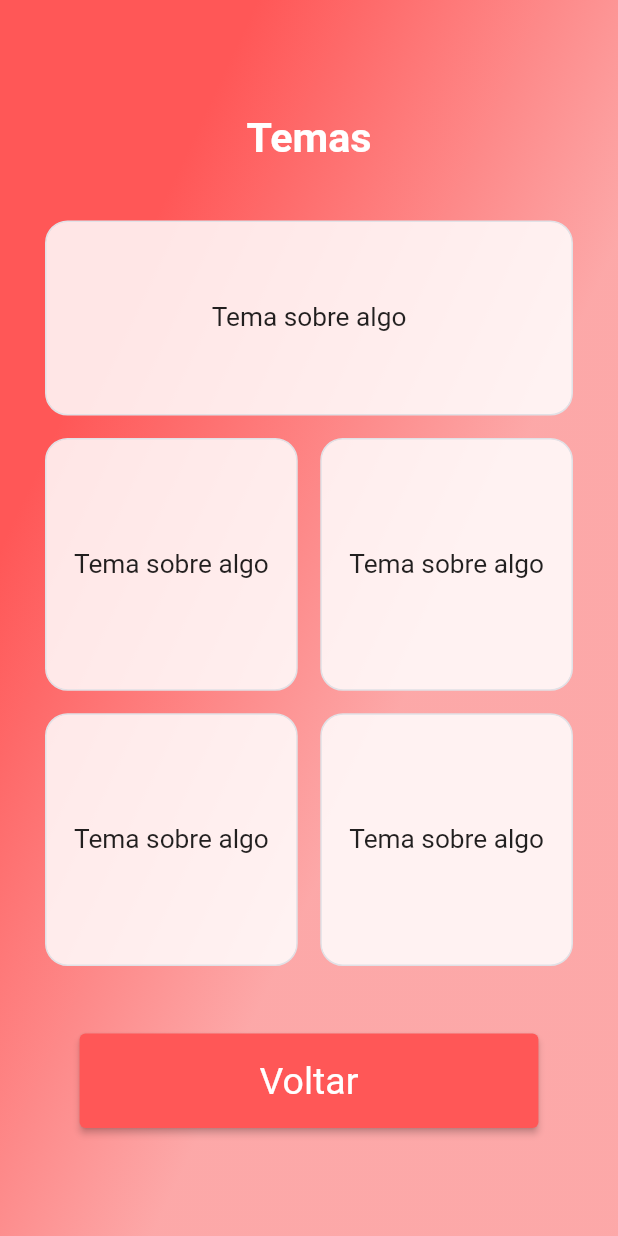
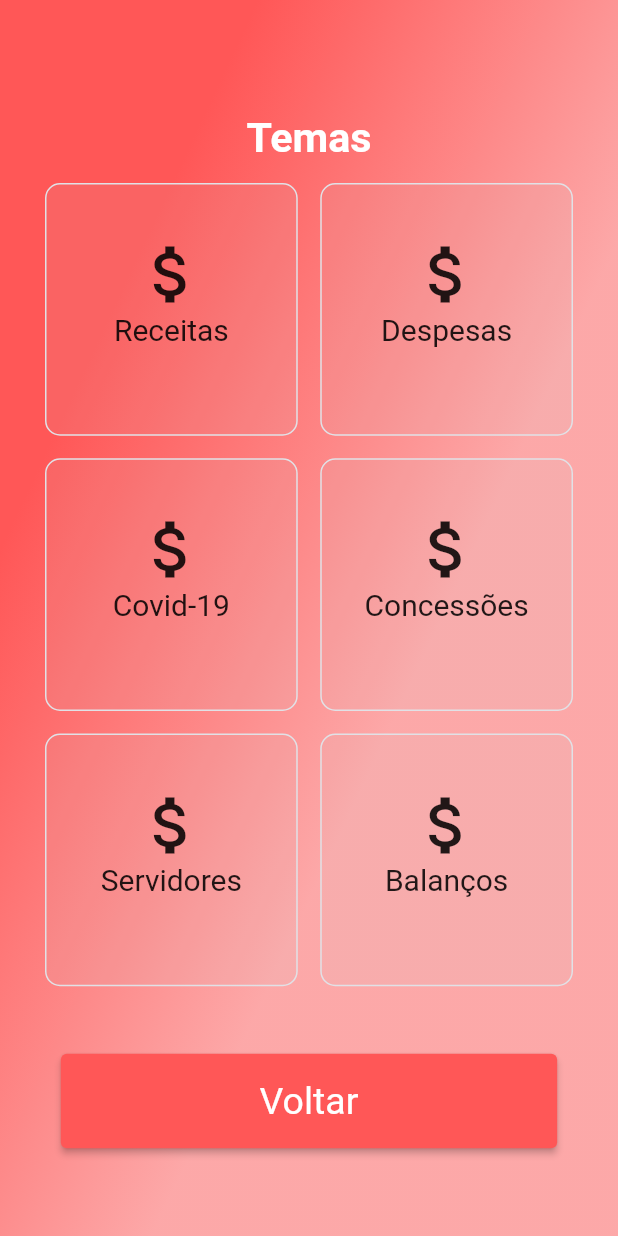
Before and after one commit to ViWa-CoolCall/challenge-mobile, a Flutter app: the screen it shows after launch, after a tap on "Continuar", on a phone screen of 412 x 824 dp. Run offline on Flutter 3.47's test engine with Material 2 defaults, Android fonts, the phone set to English and light mode, and no system bars; our stand-ins replace google_fonts.

Commit message:
a lot of design changes

```diff
--- a/lib/pages/download/download_page.dart
+++ b/lib/pages/download/download_page.dart
@@ -41,7 +41,7 @@ class _DownloadPageState extends State<DownloadPage> {
                 ),
                 Padding(
                   padding: const EdgeInsets.only(top: 225),
-                  child: ButtonWidget(SubtemaPage(), "Voltar"),
+                  child: ButtonWidget(SubtemaPage(), "Voltar", 140),
                 )
               ],
             )),
--- a/lib/pages/home/home_page.dart
+++ b/lib/pages/home/home_page.dart
@@ -30,7 +30,7 @@ class _HomePageState extends State<HomePage> {
                   ),
                   Padding(
                     padding: const EdgeInsets.only(top: 290),
-                    child: ButtonWidget(TemaPage(), "Continuar"),
+                    child: ButtonWidget(TemaPage(), "Continuar", 120),
                   )
                 ],
               ),
--- a/lib/pages/subtema/subtema_page.dart
+++ b/lib/pages/subtema/subtema_page.dart
@@ -31,11 +31,6 @@ class _SubtemaPageState extends State<SubtemaPage> {
                       color: Colors.white,
                       fontWeight: FontWeight.w600),
                 )),
-                Padding(
-                  padding: const EdgeInsets.only(left: 30, right: 30, top: 40),
-                  child: Container(
-                      height: 130, child: CardWidget(this.redirect, text)),
-                ),
                 GridView.count(
                   shrinkWrap: true,
                   physics: NeverScrollableScrollPhysics(),
@@ -48,12 +43,14 @@ class _SubtemaPageState extends State<SubtemaPage> {
                     CardWidget(this.redirect, text),
                     CardWidget(this.redirect, text),
                     CardWidget(this.redirect, text),
+                    CardWidget(this.redirect, text),
+                    CardWidget(this.redirect, text),
                     CardWidget(this.redirect, text)
                   ],
                 ),
                 Padding(
                   padding: const EdgeInsets.only(top: 20),
-                  child: ButtonWidget(TemaPage(), "Voltar"),
+                  child: ButtonWidget(TemaPage(), "Voltar", 132.5),
                 )
               ],
             ),
--- a/lib/pages/tema/tema_page.dart
+++ b/lib/pages/tema/tema_page.dart
@@ -11,7 +11,6 @@ class TemaPage extends StatefulWidget {
 }
 
 class _TemaPageState extends State<TemaPage> {
-  final String text = "Tema sobre algo";
   final Widget redirect = SubtemaPage();
 
   @override
@@ -31,11 +30,6 @@ class _TemaPageState extends State<TemaPage> {
                       color: Colors.white,
                       fontWeight: FontWeight.w600),
                 )),
-                Padding(
-                  padding: const EdgeInsets.only(left: 30, right: 30, top: 40),
-                  child: Container(
-                      height: 130, child: CardWidget(this.redirect, this.text)),
-                ),
                 GridView.count(
                   shrinkWrap: true,
                   physics: NeverScrollableScrollPhysics(),
@@ -45,15 +39,17 @@ class _TemaPageState extends State<TemaPage> {
                   mainAxisSpacing: 15,
                   crossAxisCount: 2,
                   children: [
-                    CardWidget(this.redirect, this.text),
-                    CardWidget(this.redirect, this.text),
-                    CardWidget(this.redirect, this.text),
-                    CardWidget(this.redirect, this.text)
+                    CardWidget(this.redirect, "Receitas"),
+                    CardWidget(this.redirect, "Despesas"),
+                    CardWidget(this.redirect, "Covid-19"),
+                    CardWidget(this.redirect, "Concessões"),
+                    CardWidget(this.redirect, "Servidores"),
+                    CardWidget(this.redirect, "Balanços")
                   ],
                 ),
                 Padding(
                   padding: const EdgeInsets.only(top: 20),
-                  child: ButtonWidget(HomePage(), "Voltar"),
+                  child: ButtonWidget(HomePage(), "Voltar", 132.5),
                 )
               ],
             ),
--- a/lib/shared/button_widget.dart
+++ b/lib/shared/button_widget.dart
@@ -1,16 +1,14 @@
 import 'package:flutter/material.dart';
 
 class ButtonWidget extends StatelessWidget {
-  ButtonWidget(this.redirect, this.text);
+  ButtonWidget(this.redirect, this.text, this.width);
 
   final Widget redirect;
   final String text;
+  final double width;
 
   @override
   Widget build(BuildContext context) {
-    final ButtonStyle style =
-        ElevatedButton.styleFrom(textStyle: const TextStyle(fontSize: 20));
-
     return Center(
       child: Column(
         mainAxisSize: MainAxisSize.min,
@@ -20,7 +18,7 @@ class ButtonWidget extends StatelessWidget {
           ),
           ElevatedButton(
             style: ElevatedButton.styleFrom(
-                padding: EdgeInsets.symmetric(horizontal: 120, vertical: 17),
+                padding: EdgeInsets.symmetric(horizontal: width, vertical: 17),
                 textStyle: TextStyle(fontSize: 25),
                 // Usar AppGradients.linear
                 primary: Color.fromRGBO(255, 87, 87, 1)),
--- a/lib/shared/card_widget.dart
+++ b/lib/shared/card_widget.dart
@@ -1,5 +1,4 @@
 import 'package:CoolCall/core/core.dart';
-import 'package:CoolCall/pages/download/download_page.dart';
 import 'package:flutter/material.dart';
 
 class CardWidget extends StatelessWidget {
@@ -16,14 +15,27 @@ class CardWidget extends StatelessWidget {
       },
       child: Container(
         decoration: BoxDecoration(
-            color: Color.fromRGBO(255, 255, 255, 0.85),
-            borderRadius: BorderRadius.circular(15),
+            color: Color.fromRGBO(205, 205, 205, 0.1),
+            borderRadius: BorderRadius.circular(10),
             border: Border.fromBorderSide(BorderSide(color: AppColors.border))),
-        child: Center(
-          child: Text(
-            this.text,
-            style: TextStyle(fontSize: 17.5),
-          ),
+        child: Column(
+          children: [
+            SizedBox(
+              height: 35,
+            ),
+            Icon(
+              Icons.attach_money_outlined,
+              size: 50,
+            ),
+            Center(
+              child: Text(
+                this.text,
+                style: TextStyle(
+                  fontSize: 20,
+                ),
+              ),
+            ),
+          ],
         ),
       ),
     );
```
